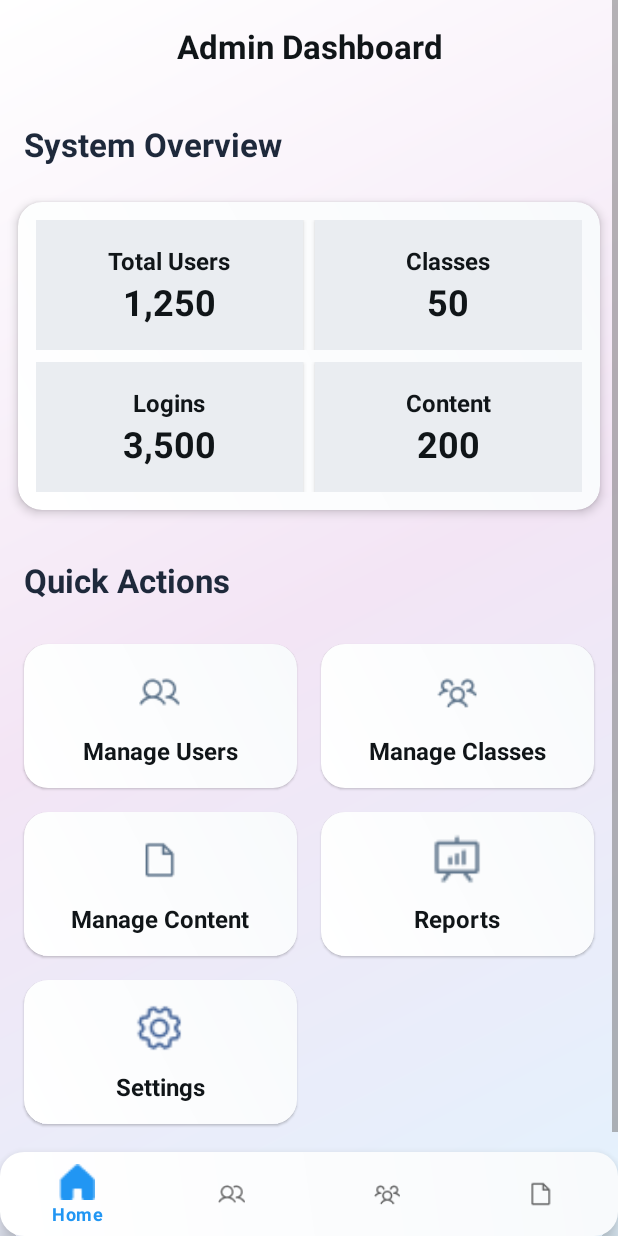
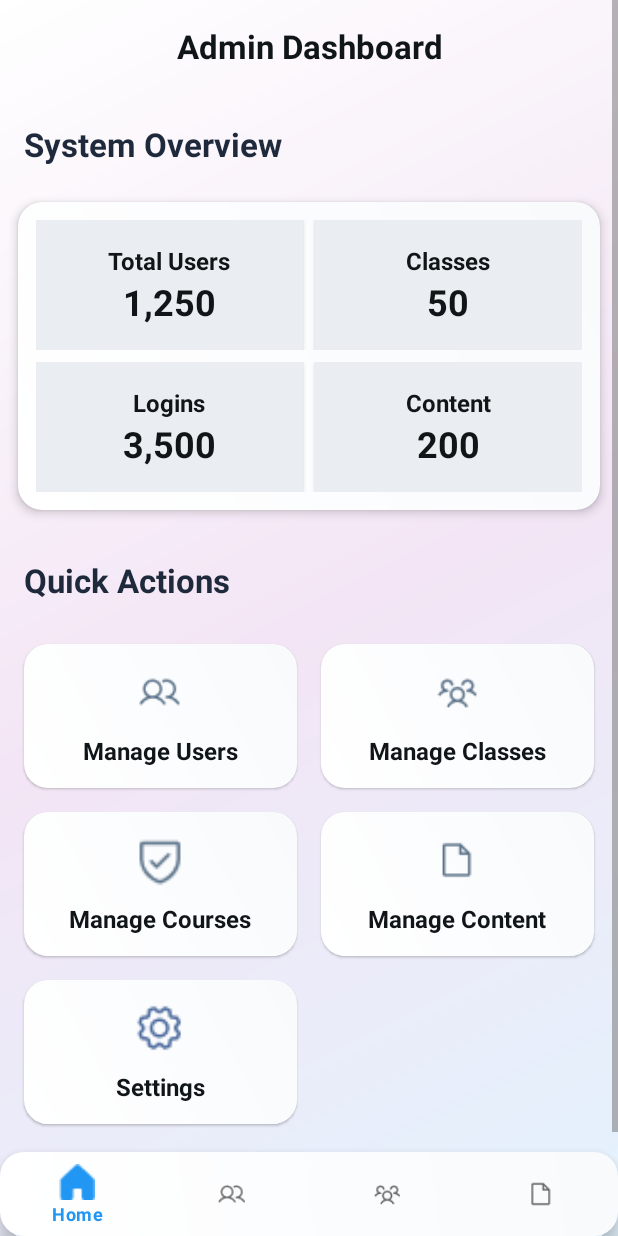
Before and after one commit to viet2z3/KLTN, an Android app: the AdminDashboardActivity screen opened directly, with no data from a screen before it, on a phone screen of 412 x 824 dp. Run offline under Robolectric (Android 15) with nearby library versions, the phone set to English and light mode, and no system bars; 2 statements that could not run were skipped.

```diff
--- a/app/src/main/res/layout/activity_admin_dashboard.xml
+++ b/app/src/main/res/layout/activity_admin_dashboard.xml
@@ -305,7 +305,7 @@
                         android:clipToPadding="false"
                         android:elevation="1dp"
                         android:layout_row="1"
-                        android:layout_column="0"
+                        android:layout_column="1"
                         android:shape="rectangle"
                         android:radius="12dp">
                         <ImageView
@@ -323,9 +323,9 @@
                             android:paddingTop="10dp" />
                     </LinearLayout>
 
-                    <!-- Action 4: Reports -->
+                    <!-- Action 5: Settings -->
                     <LinearLayout
-                        android:id="@+id/action_manage_reports"
+                        android:id="@+id/action_manage_courses"
                         android:layout_width="0dp"
                         android:layout_height="wrap_content"
                         android:layout_columnWeight="1"
@@ -338,25 +338,24 @@
                         android:clipToPadding="false"
                         android:elevation="1dp"
                         android:layout_row="1"
-                        android:layout_column="1"
+                        android:layout_column="0"
                         android:shape="rectangle"
                         android:radius="12dp">
                         <ImageView
                             android:layout_width="36dp"
                             android:layout_height="36dp"
-                            android:src="@mipmap/admin_report"
-                            android:contentDescription="Reports" />
+                            android:src="@mipmap/admin_role"
+                            android:contentDescription="Manage Courses" />
                         <TextView
                             android:layout_width="wrap_content"
                             android:layout_height="wrap_content"
-                            android:text="Reports"
+                            android:text="Manage Courses"
                             android:textColor="#101518"
                             android:textSize="16sp"
                             android:textStyle="bold"
                             android:paddingTop="10dp" />
                     </LinearLayout>
 
-                    <!-- Action 5: Settings -->
                     <LinearLayout
                         android:id="@+id/action_settings"
                         android:layout_width="0dp"
```
